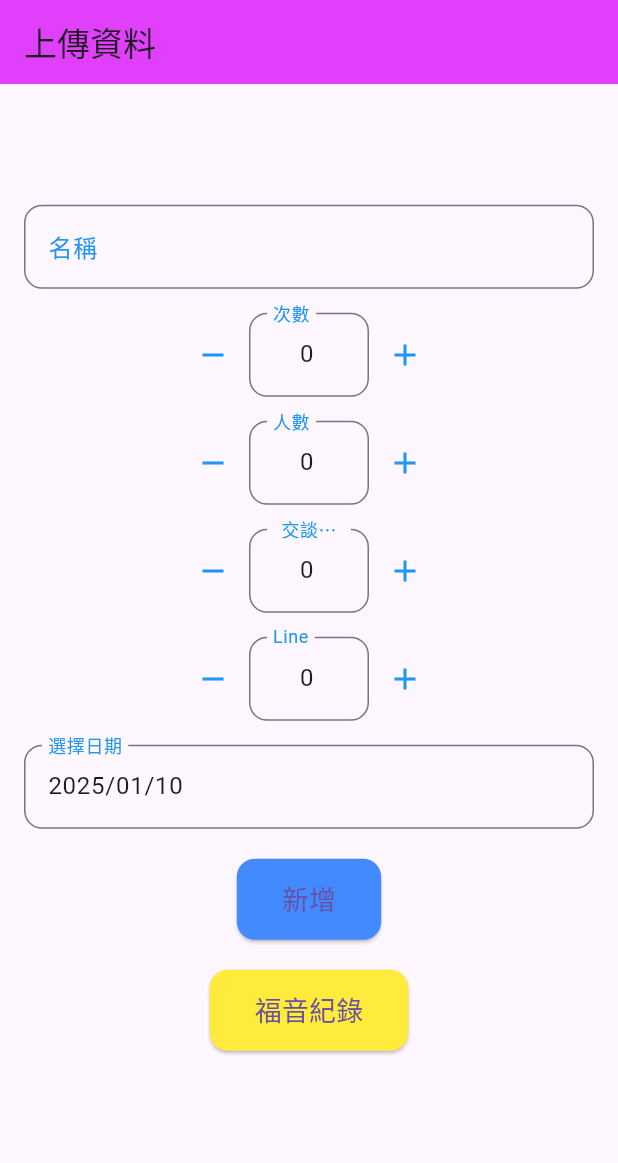
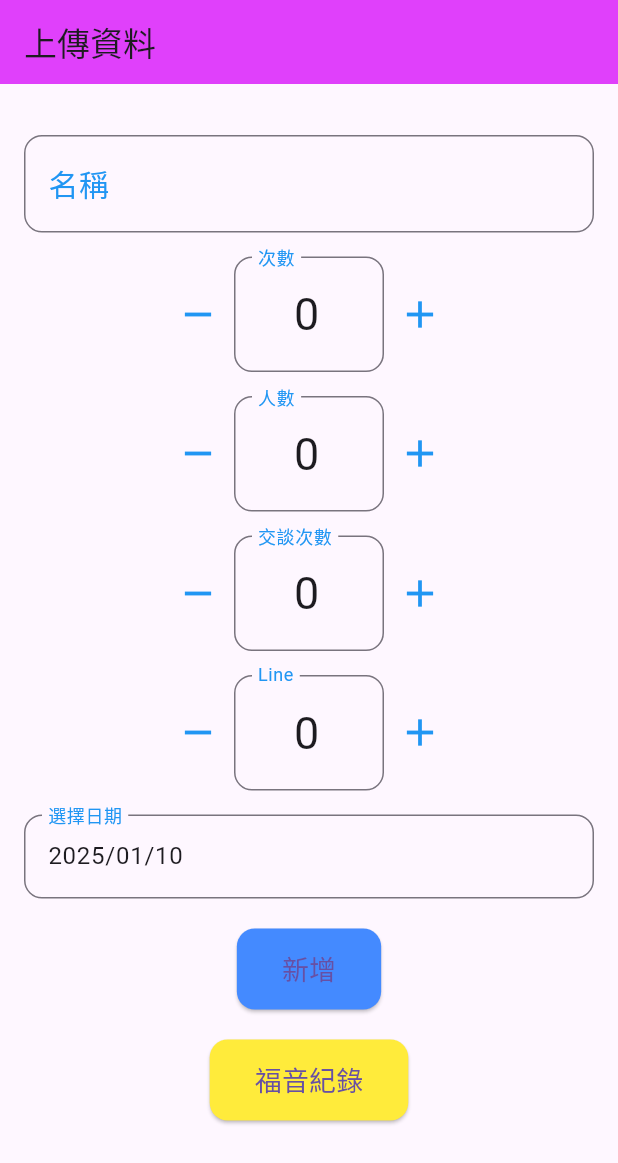
Before and after one commit to jasonhappyweb/mysite, a Flutter app: the screen it shows after launch, after a tap on "新增福音紀錄", on a phone screen of 412 x 824 dp. Shown: the top 1163 px of the screen. Run offline on Flutter 3.47's test engine with Material 3 defaults, Android fonts, the phone set to English and light mode, and no system bars; our stand-ins replace image_picker, isar, package_info_plus, vibration; accounts and stored records are empty; generated files the repository leaves out were written again; network calls fail.

Commit message:
更新apk

```diff
--- a/TryIsar/lib/View/Regic.dart
+++ b/TryIsar/lib/View/Regic.dart
@@ -1,5 +1,6 @@
 import 'package:flutter/material.dart';
 import 'package:http/http.dart' as http;
+import 'package:vibration/vibration.dart';
 import 'dart:convert';
 import 'RegicRead.dart'; // 导入 InsertDataPage 页面
 import 'package:flutter_localizations/flutter_localizations.dart';
@@ -159,13 +160,12 @@ class _InsertDataPageState extends State<InsertDataPage> {
       });
     }
   }
-
-  // 控制加減的函數
   void _incrementValue(TextEditingController controller) {
     setState(() {
       int value = int.tryParse(controller.text) ?? 0;
       controller.text = (value + 1).toString();
     });
+    _vibrate(); // 震動
   }
 
   void _decrementValue(TextEditingController controller) {
@@ -175,6 +175,15 @@ class _InsertDataPageState extends State<InsertDataPage> {
         controller.text = (value - 1).toString();
       }
     });
+    _vibrate(); // 震動
+  }
+
+// 添加震動函數
+  Future<void> _vibrate() async {
+    bool? hasVibrator = await Vibration.hasVibrator();
+    if (hasVibrator != null && hasVibrator) {
+      Vibration.vibrate(duration: 100); // 震動 100 毫秒
+    }
   }
 
   // 顯示確認對話框
@@ -261,7 +270,7 @@ class _InsertDataPageState extends State<InsertDataPage> {
                     controller: nameController,
                     decoration: InputDecoration(
                       labelText: "名稱",
-                      labelStyle: TextStyle(color: Colors.blue),
+                      labelStyle: TextStyle(color: Colors.blue, fontSize: 20),  // Adjust the label font size
                       border: OutlineInputBorder(
                         borderRadius: BorderRadius.circular(12),
                         borderSide: BorderSide(color: Colors.blue, width: 1),
@@ -271,7 +280,7 @@ class _InsertDataPageState extends State<InsertDataPage> {
                         borderSide: BorderSide(color: Colors.blue, width: 2),
                       ),
                     ),
-                    style: TextStyle(fontSize: 16),
+                    style: TextStyle(fontSize: 22),  // Adjust the font size of the text inside the field
                   ),
                   SizedBox(height: 16), // 增加间距
                   _buildNumberInputField("次數", peopleController),
@@ -371,10 +380,11 @@ class _InsertDataPageState extends State<InsertDataPage> {
       children: [
         IconButton(
           icon: Icon(Icons.remove, color: Colors.blue),
+          iconSize: 30, // 增加加減號的大小
           onPressed: () => _decrementValue(controller),
         ),
         SizedBox(
-          width: 80,
+          width: 100, // 增加寬度以容納更大的數字
           child: TextField(
             controller: controller,
             keyboardType: TextInputType.number,
@@ -391,10 +401,12 @@ class _InsertDataPageState extends State<InsertDataPage> {
                 borderSide: BorderSide(color: Colors.blue, width: 2),
               ),
             ),
+            style: TextStyle(fontSize: 30), // 放大中間數字的字體
           ),
         ),
         IconButton(
           icon: Icon(Icons.add, color: Colors.blue),
+          iconSize: 30, // 增加加減號的大小
           onPressed: () => _incrementValue(controller),
         ),
       ],
--- a/TryIsar/lib/main.dart
+++ b/TryIsar/lib/main.dart
@@ -224,27 +224,6 @@ class _MyHomePageState extends State<MyHomePage> {
                       style: TextStyle(fontSize: 18, color: Colors.white),
                     ),
                   ),
-                  SizedBox(height: 16),
-                  ElevatedButton(
-                    onPressed: () {
-                      Navigator.push(
-                        context,
-                        MaterialPageRoute(builder: (context) => ReadBest()),
-                      );
-                    },
-                    style: ElevatedButton.styleFrom(
-                      backgroundColor: Colors.orange[600],
-                      padding: EdgeInsets.symmetric(vertical: 18, horizontal: 32),
-                      shape: RoundedRectangleBorder(
-                        borderRadius: BorderRadius.circular(20),
-                      ),
-                      elevation: 5,
-                    ),
-                    child: Text(
-                      '傳到王',
-                      style: TextStyle(fontSize: 18, color: Colors.white),
-                    ),
-                  ),
                 ],
               ),
             ),
--- a/TryIsar/pubspec.yaml
+++ b/TryIsar/pubspec.yaml
@@ -16,7 +16,7 @@ publish_to: 'none' # Remove this line if you wish to publish to pub.dev
 # https://developer.apple.com/library/archive/documentation/General/Reference/InfoPlistKeyReference/Articles/CoreFoundationKeys.html
 # In Windows, build-name is used as the major, minor, and patch parts
 # of the product and file versions while build-number is used as the build suffix.
-version: 1.0.2
+version: 1.0.3
 
 environment:
   sdk: ^3.6.0
@@ -43,7 +43,7 @@ dependencies:
   http: ^1.2.2
   flutter_localizations:
     sdk: flutter
-
+  vibration: ^1.7.3
 dev_dependencies:
   flutter_test:
     sdk: flutter
```
Also changed, not shown: TryIsar/lib/View/RegicRead.dart (+97 -3 lines), 1 other file.
